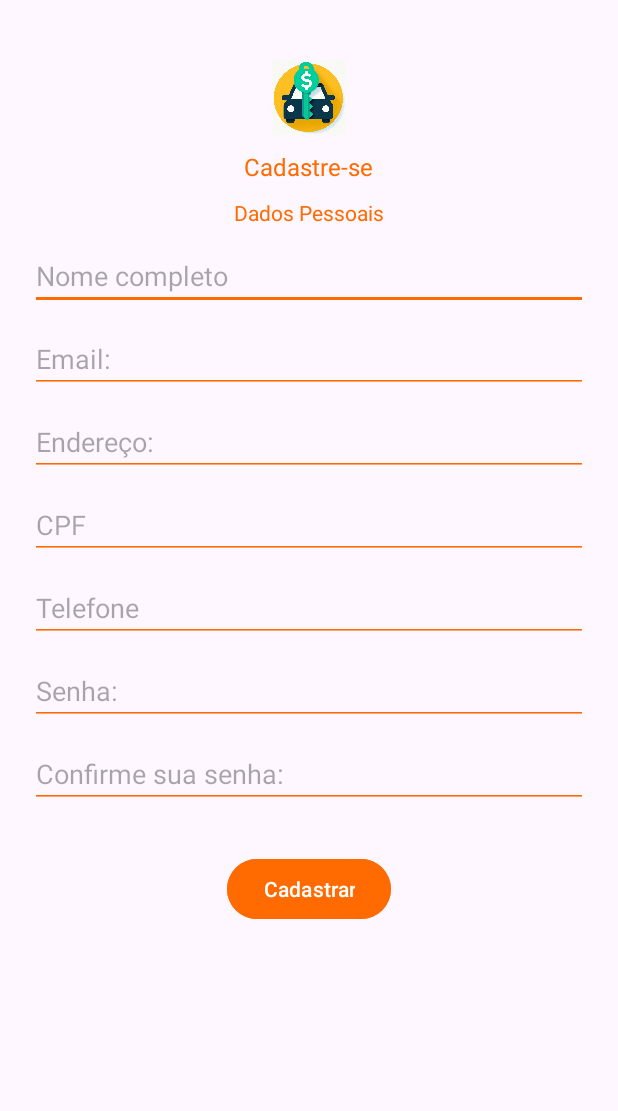
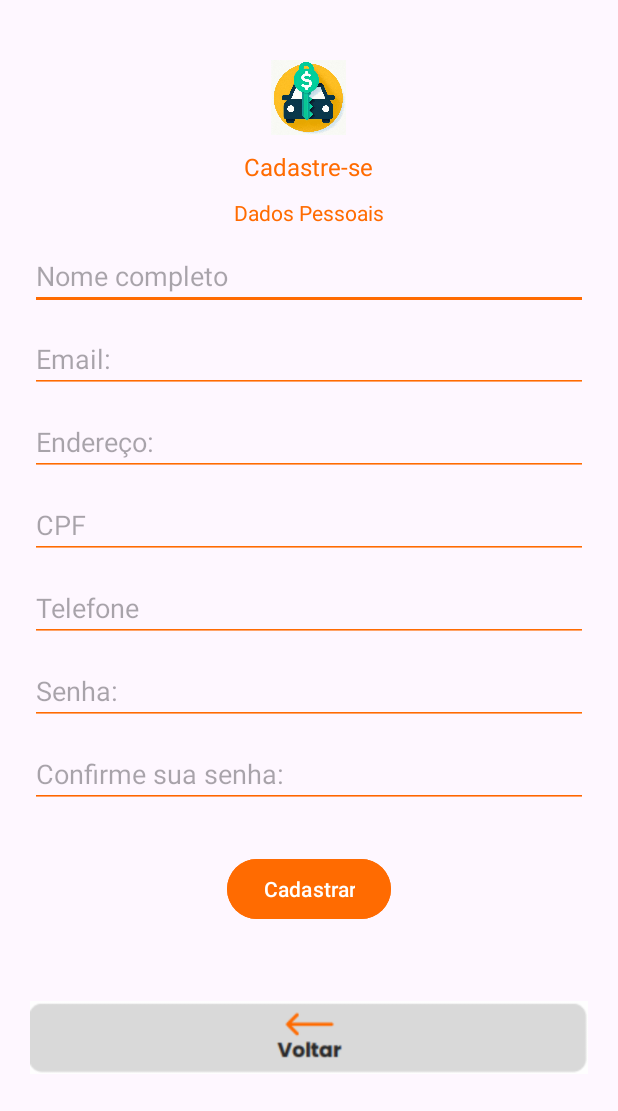
Before and after one commit to guimabruno/alugaai, an Android app: the CadastroActivity screen opened directly, with no data from a screen before it, on a phone screen of 412 x 824 dp. Shown: the top 1111 px of the screen. Run offline under Robolectric (Android 15) with nearby library versions, the phone set to English and light mode, and no system bars.

Commit message:
[ADD] botão voltar

```diff
--- a/app/src/main/java/com/example/alugai/CadastroActivity.java
+++ b/app/src/main/java/com/example/alugai/CadastroActivity.java
@@ -8,12 +8,15 @@ import android.view.View;
 import android.widget.Button;
 import android.widget.EditText;
 import android.text.TextUtils;
+import android.widget.ImageView;
 import android.widget.Toast;
 
 public class CadastroActivity extends AppCompatActivity {
 
     private EditText txtNome, txtEmail, txtEndereco, txtCPF, txtTelefone, txtSenha, txtConfSenha;
     private Button btCadastro;
+
+    private ImageView btVoltar;
 
     @Override
     protected void onCreate(Bundle savedInstanceState) {
@@ -30,6 +33,12 @@ public class CadastroActivity extends AppCompatActivity {
         txtSenha = findViewById(R.id.senha);
         txtConfSenha = findViewById(R.id.confirmSenha);
         btCadastro = findViewById(R.id.cadastrar);
+        btVoltar = findViewById(R.id.btVoltar);
+
+        btVoltar.setOnClickListener(v -> {
+            Intent intent = new Intent(CadastroActivity.this, MainActivity.class);
+            startActivity(intent);
+        });
 
         btCadastro.setOnClickListener(v -> {
             String nome = txtNome.getText().toString();
--- a/app/src/main/res/layout/cadastro.xml
+++ b/app/src/main/res/layout/cadastro.xml
@@ -124,11 +124,12 @@
         android:layout_marginTop="30sp"
         />
 
-
-
-
-
-
+    <ImageView
+        android:id="@+id/btVoltar"
+        android:layout_width="match_parent"
+        android:layout_height="50dp"
+        android:layout_marginTop="50sp"
+        android:src="@drawable/button_voltar" />
 
 
 </LinearLayout>
```
